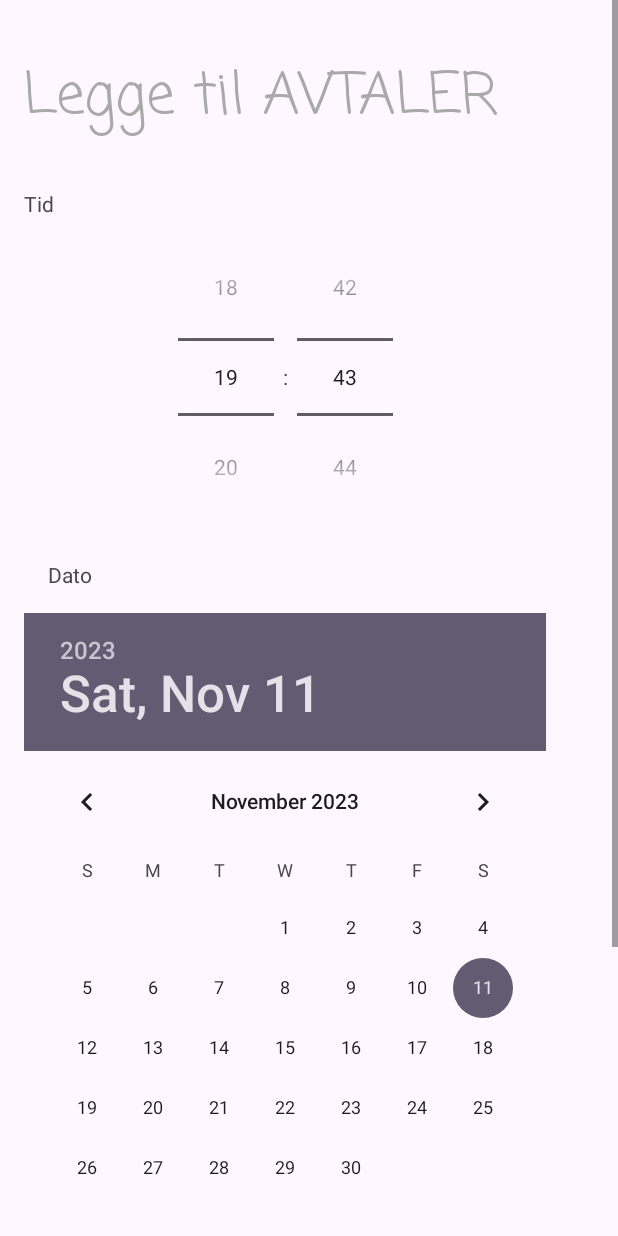
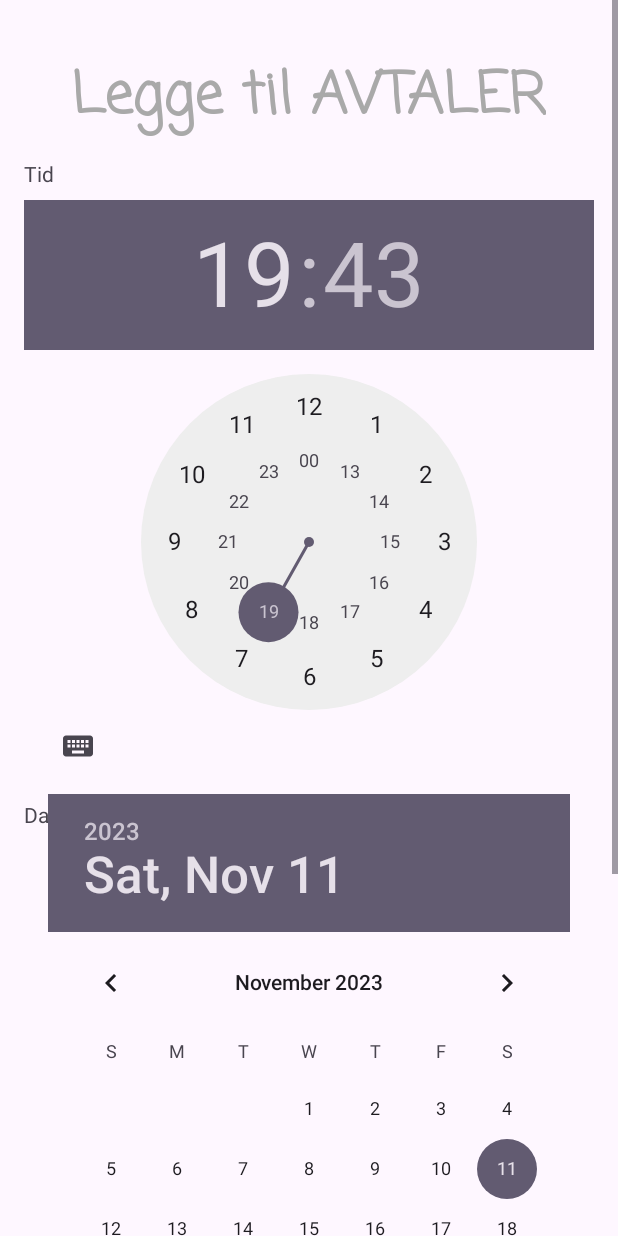
Before and after one commit to s336154/s336154_mappe2_mobile, an Android app: the MeetingActivity screen opened directly, with no data from a screen before it, on a phone screen of 412 x 824 dp. Run offline under Robolectric (Android 15) with nearby library versions, the phone set to English and light mode, and no system bars; 1 statement that could not run was skipped.

Commit message:
Responsive button and layout!!!

```diff
--- a/app/src/main/res/layout/meeting_layout.xml
+++ b/app/src/main/res/layout/meeting_layout.xml
@@ -1,16 +1,27 @@
-<ScrollView android:layout_width="match_parent"
-    android:layout_height="match_parent"
+<?xml version="1.0" encoding="utf-8"?>
+<androidx.constraintlayout.widget.ConstraintLayout
     xmlns:android="http://schemas.android.com/apk/res/android"
-    xmlns:app="http://schemas.android.com/apk/res-auto">
+    xmlns:app="http://schemas.android.com/apk/res-auto"
+    android:layout_width="match_parent"
+    android:layout_height="match_parent">
 
-        <LinearLayout
-            xmlns:tools="http://schemas.android.com/tools"
+        <ScrollView
+            android:layout_width="0dp"
+            android:layout_height="0dp"
+            app:layout_constraintTop_toTopOf="parent"
+            app:layout_constraintStart_toStartOf="parent"
+            app:layout_constraintEnd_toEndOf="parent"
+            app:layout_constraintBottom_toBottomOf="parent">
+
+                <androidx.constraintlayout.widget.ConstraintLayout
                     android:layout_width="match_parent"
-            android:layout_height="match_parent"
+                    android:layout_height="wrap_content"
+                    android:padding="16dp"
                     android:orientation="vertical"
-            android:padding="16dp"
-            tools:context=".MeetingActivity"
-            >
+                    app:layout_constraintTop_toTopOf="parent"
+                    app:layout_constraintStart_toStartOf="parent"
+                    app:layout_constraintEnd_toEndOf="parent"
+                    app:layout_constraintBottom_toBottomOf="parent">
 
                         <TextView
                             android:layout_width="wrap_content"
@@ -18,128 +29,109 @@
                             android:fontFamily="casual"
                             android:textSize="38dp"
                             android:text="Legge til AVTALER"
-                    android:textFontWeight="@integer/material_motion_duration_long_2"
-                    android:layout_marginBottom="20dp"
-                    android:layout_marginTop="20dp"
                             android:textStyle="bold"
                             android:textColor="#A9A9A9"
+                            app:layout_constraintTop_toTopOf="parent"
+                            app:layout_constraintStart_toStartOf="parent"
+                            app:layout_constraintEnd_toEndOf="parent"
+                            android:layout_marginTop="20dp"
+                            android:layout_marginBottom="20dp"
+                            android:id="@+id/text"
                             />
 
-
-                <GridLayout
+                        <TextView
                             android:layout_width="wrap_content"
                             android:layout_height="wrap_content"
+                            android:text="Tid"
+                            app:layout_constraintTop_toBottomOf="@+id/text"
+                            app:layout_constraintStart_toStartOf="parent"
                             android:layout_marginTop="12dp"
-                    android:columnCount="1"
-                    android:rowCount="6"
-                    android:id="@+id/gridMeeting">
-
-
-                        <TextView
-                            android:layout_width="match_parent"
-                            android:layout_height="wrap_content"
-                            android:layout_row="0"
-                            android:layout_column="0"
-                            android:text="Tid" />
+                            android:id="@+id/text1"
+                            />
 
                         <TimePicker
                             android:id="@+id/timePicker"
                             android:layout_width="wrap_content"
                             android:layout_height="wrap_content"
-                            android:layout_row="1"
-                            android:layout_column="0"
-                            android:layout_gravity="center"
-                            android:timePickerMode="spinner"
-                            />
+                            app:layout_constraintTop_toBottomOf="@+id/text1"
+                            app:layout_constraintStart_toStartOf="parent"
+                            app:layout_constraintEnd_toEndOf="parent"
+                            android:layout_marginTop="8dp" />
 
                         <TextView
                             android:layout_width="wrap_content"
                             android:layout_height="wrap_content"
-                            android:layout_row="2"
-                            android:layout_column="0"
                             android:text="Dato"
-                            android:padding="16dp"/>
-
+                            app:layout_constraintTop_toBottomOf="@+id/timePicker"
+                            app:layout_constraintStart_toStartOf="parent"
+                            android:layout_marginTop="12dp" />
 
                         <DatePicker
                             android:id="@+id/datePicker"
                             android:layout_width="wrap_content"
                             android:layout_height="wrap_content"
-                            android:layout_row="3"
-                            android:layout_column="0"
-                            android:layout_gravity="center" />
-
-
+                            app:layout_constraintTop_toBottomOf="@+id/timePicker"
+                            app:layout_constraintStart_toStartOf="parent"
+                            app:layout_constraintEnd_toEndOf="parent"
+                            android:layout_marginTop="8dp" />
 
                         <EditText
                             android:id="@+id/editMeetingPlace"
-                            android:layout_width="wrap_content"
+                            android:layout_width="0dp"
                             android:layout_height="wrap_content"
-                            android:layout_row="4"
-                            android:layout_column="0"
-                            android:hint="Sted"/>
+                            android:hint="Sted"
+                            app:layout_constraintTop_toBottomOf="@+id/datePicker"
+                            app:layout_constraintStart_toStartOf="parent"
+                            app:layout_constraintEnd_toEndOf="parent"
+                            android:layout_marginTop="12dp"
+                            android:layout_marginStart="16dp"
+                            android:layout_marginEnd="16dp" />
 
                         <EditText
                             android:id="@+id/editMeetingComment"
-                            android:layout_width="match_parent"
+                            android:layout_width="0dp"
                             android:layout_height="wrap_content"
                             android:hint="Kommenter"
-                            android:layout_row="5"
-                            android:layout_column="0"/>
-
-                </GridLayout>
-
-
-
-                <GridLayout
-                    android:id="@+id/gridLayout"
-                    android:layout_width="match_parent"
-                    android:layout_height="wrap_content"
-                    android:columnCount="3"
-                    android:padding="16dp"
-                    android:orientation="horizontal"
-                    android:rowCount="1"
-                    android:layout_marginBottom="20dp"
-                    android:layout_marginTop="30dp"
-                    >
+                            app:layout_constraintTop_toBottomOf="@+id/editMeetingPlace"
+                            app:layout_constraintStart_toStartOf="parent"
+                            app:layout_constraintEnd_toEndOf="parent"
+                            android:layout_marginTop="12dp"
+                            android:layout_marginStart="16dp"
+                            android:layout_marginEnd="16dp" />
 
                         <Button
                             android:id="@+id/saveMeetingButton"
-                            android:layout_width="wrap_content"
+                            android:layout_width="0dp"
                             android:layout_height="wrap_content"
                             android:text="Lagre"
-                            android:layout_column="0"
-                            android:layout_row="0"
-                            android:layout_marginRight="3dp"
-                            android:layout_marginLeft="3dp"
-                            />
+                            app:layout_constraintTop_toBottomOf="@+id/editMeetingComment"
+                            app:layout_constraintStart_toStartOf="parent"
+                            app:layout_constraintEnd_toStartOf="@+id/toMainButton"
+                            android:layout_marginTop="20dp" />
 
                         <Button
                             android:id="@+id/toMainButton"
-                            android:layout_width="wrap_content"
+                            android:layout_width="0dp"
                             android:layout_height="wrap_content"
                             android:text="Vis Avtaler"
-                            android:layout_column="1"
-                            android:layout_row="0"
-                            android:layout_marginRight="3dp"
-                            android:layout_marginLeft="3dp"
-                            />
+                            app:layout_constraintTop_toBottomOf="@+id/editMeetingComment"
+                            app:layout_constraintStart_toEndOf="@+id/saveMeetingButton"
+                            app:layout_constraintEnd_toStartOf="@+id/toContactsButton"
+                            android:layout_marginStart="8dp"
+                            android:layout_marginEnd="8dp"
+                            android:layout_marginTop="20dp" />
 
                         <Button
                             android:id="@+id/toContactsButton"
-                            android:layout_width="wrap_content"
+                            android:layout_width="0dp"
                             android:layout_height="wrap_content"
                             android:text="Kontakt Liste"
-                            android:layout_column="2"
-                            android:layout_row="0"
-                            android:layout_marginRight="3dp"
-                            android:layout_marginLeft="3dp"
-                            />
-
-
-                </GridLayout>
-
-
-        </LinearLayout>
-
+                            app:layout_constraintTop_toBottomOf="@+id/editMeetingComment"
+                            app:layout_constraintStart_toEndOf="@+id/toMainButton"
+                            app:layout_constraintEnd_toEndOf="parent"
+                            android:layout_marginStart="8dp"
+                            android:layout_marginEnd="8dp"
+                            android:layout_marginTop="20dp" />
+                </androidx.constraintlayout.widget.ConstraintLayout>
         </ScrollView>
+</androidx.constraintlayout.widget.ConstraintLayout>
```
Also changed, not shown: app/src/main/res/layout/activity_main.xml (+35 -46 lines), app/src/main/res/layout/add_contact.xml (+36 -42 lines), app/src/main/res/layout/contact_layout.xml (+40 -49 lines), app/src/main/res/layout/edit_contact.xml (+43 -46 lines), app/src/main/res/layout/edit_meeting.xml (+76 -87 lines), app/src/main/res/layout/list_meeting_layout.xml (line endings or trailing spaces). Lines whose indentation alone changed are shown as unchanged.
